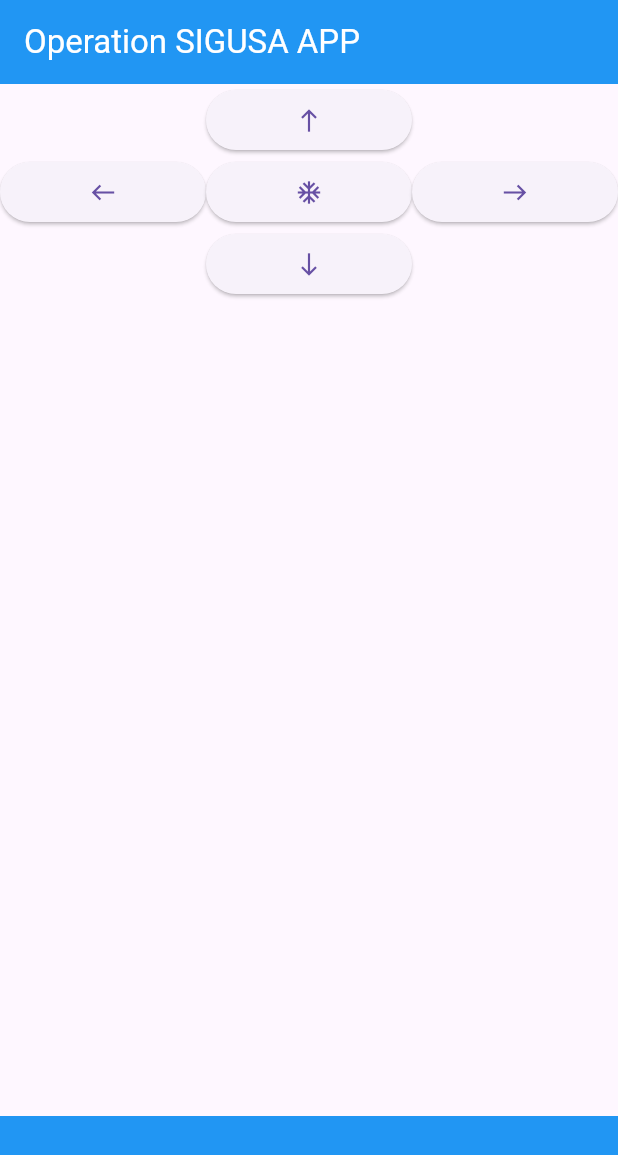
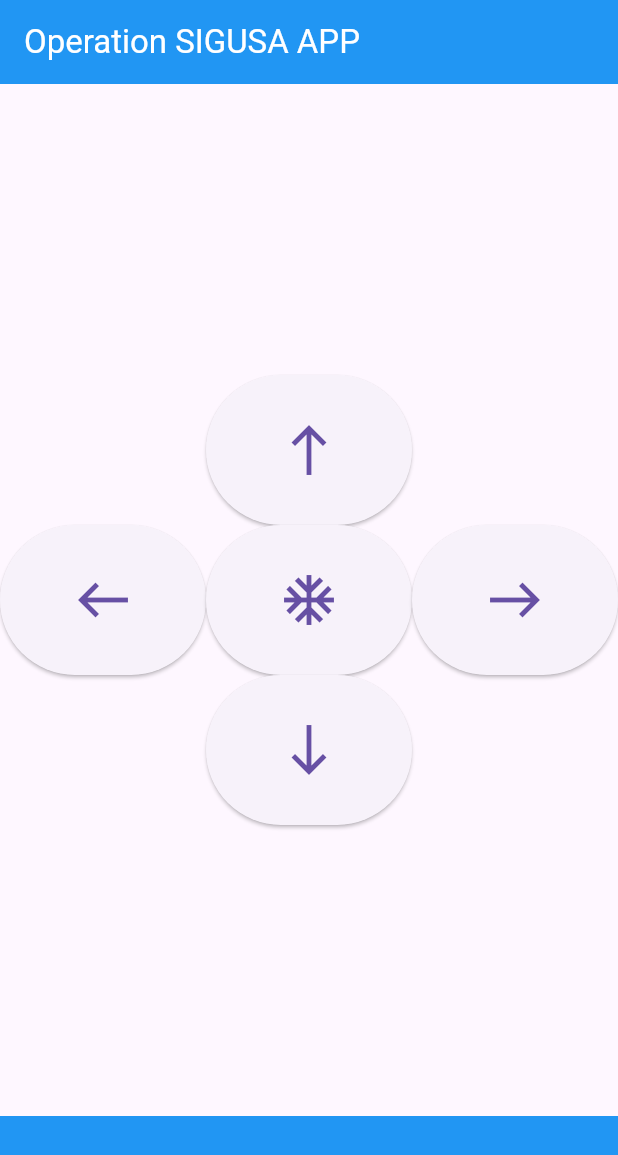
Before and after one commit to penguin104/operation_sigusa_app, a Flutter app: the screen it shows after launch, on a phone screen of 412 x 824 dp. Shown: the top 1155 px of the screen. Run offline on Flutter 3.47's test engine with Material 3 defaults, Android fonts, the phone set to English and light mode, and no system bars.

Commit message:
ボタンの配置

```diff
--- a/lib/home.dart
+++ b/lib/home.dart
@@ -19,28 +19,37 @@ class _HomeState extends State<Home> {
         foregroundColor: Colors.white,
       ),
       body: Column(
+        mainAxisAlignment: MainAxisAlignment.center,
         children: [
           Row(
             children: [
               Expanded(
                 child: SizedBox(
-                  width: 30,
-                  height: 30,
+                  width: 100,
+                  height: 100,
                 ),
               ),
               Expanded(
+                child: SizedBox(
+                  width: 100,
+                  height: 100,
                   child: ElevatedButton(
                       onPressed: () {
                         //TODO:前進の命令
                       },
+                      onLongPress: () {
+                        // TODO:長押しの処理
+                      },
                       child: Icon(
+                        size: 40,
                         Icons.north,
                       )),
                 ),
+              ),
               Expanded(
                 child: SizedBox(
-                  width: 30,
-                  height: 30,
+                  width: 100,
+                  height: 100,
                 ),
               ),
             ],
@@ -48,31 +57,55 @@ class _HomeState extends State<Home> {
           Row(
             children: [
               Expanded(
+                child: SizedBox(
+                  width: 100,
+                  height: 100,
                   child: ElevatedButton(
                       onPressed: () {
                         //TODO:左回転の命令
                       },
+                      onLongPress: () {
+                        // TODO:長押しの処理
+                      },
                       child: Icon(
+                        size: 40,
                         Icons.west,
                       )),
                 ),
+              ),
               Expanded(
+                child: SizedBox(
+                  width: 100,
+                  height: 100,
                   child: ElevatedButton(
                       onPressed: () {
                         //TODO:アクションの命令
                       },
+                      onLongPress: () {
+                        // TODO:長押しの処理
+                      },
                       child: Icon(
+                        size: 40,
                         Icons.ac_unit_outlined,
                       )),
                 ),
+              ),
               Expanded(
+                child: SizedBox(
+                  width: 100,
+                  height: 100,
                   child: ElevatedButton(
                       onPressed: () {
                         //TODO:右回転の命令
                       },
+                      onLongPress: () {
+                        // TODO:長押しの処理
+                      },
                       child: Icon(
+                        size: 40,
                         Icons.east,
                       )),
+                ),
               ),
             ],
           ),
@@ -80,23 +113,31 @@ class _HomeState extends State<Home> {
             children: [
               Expanded(
                 child: SizedBox(
-                  width: 30,
-                  height: 30,
+                  width: 100,
+                  height: 100,
                 ),
               ),
               Expanded(
+                child: SizedBox(
+                  width: 100,
+                  height: 100,
                   child: ElevatedButton(
                       onPressed: () {
                         //TODO:後退の命令
                       },
+                      onLongPress: () {
+                        // TODO:長押しの処理
+                      },
                       child: Icon(
                         Icons.south,
+                        size: 40,
                       )),
+                ),
               ),
               Expanded(
                 child: SizedBox(
-                  width: 30,
-                  height: 30,
+                  width: 100,
+                  height: 100,
                 ),
               ),
             ],
```
Lines whose indentation alone changed are shown as unchanged.
